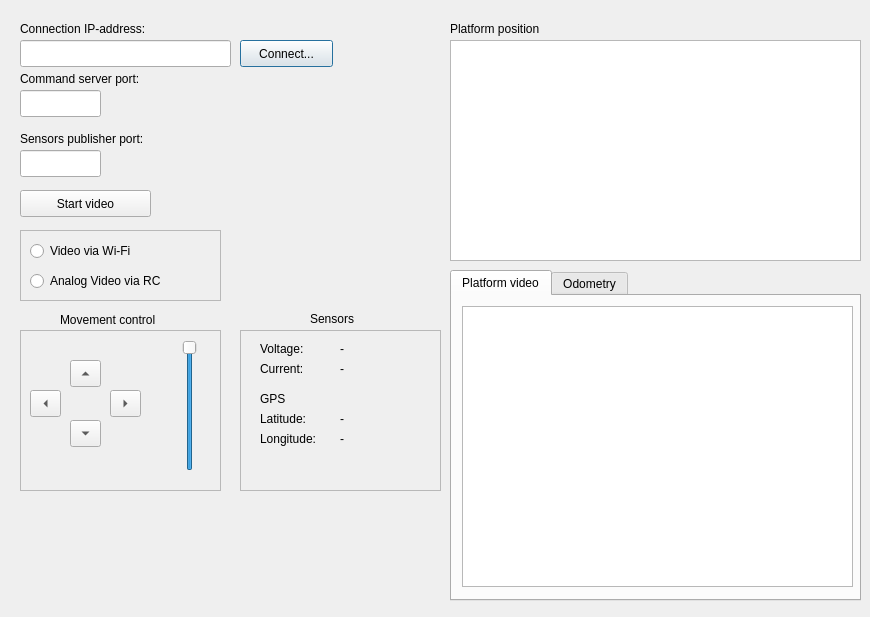
Qt form cherokey-robot/RobotControl/ui/MainForm.ui (phoenix367/v2rpins_sdk) before a commit.
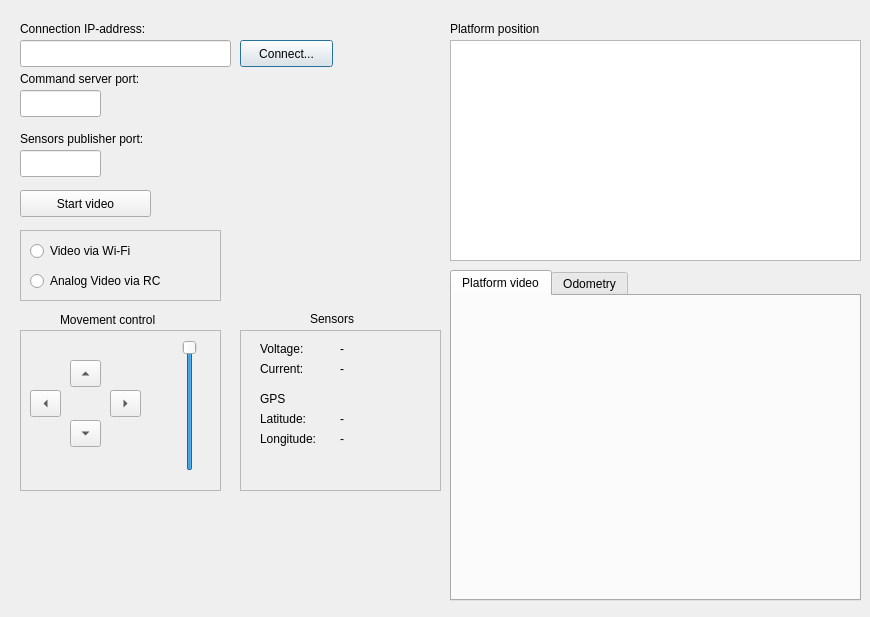
The same form after that commit.

The edit to the form file:
```diff
--- a/cherokey-robot/RobotControl/ui/MainForm.ui
+++ b/cherokey-robot/RobotControl/ui/MainForm.ui
@@ -450,16 +450,6 @@
     <attribute name="title">
      <string>Platform video</string>
     </attribute>
-    <widget class="QGraphicsView" name="videoView">
-     <property name="geometry">
-      <rect>
-       <x>10</x>
-       <y>10</y>
-       <width>391</width>
-       <height>281</height>
-      </rect>
-     </property>
-    </widget>
    </widget>
    <widget class="QWidget" name="tabOdometry">
     <attribute name="title">
```
